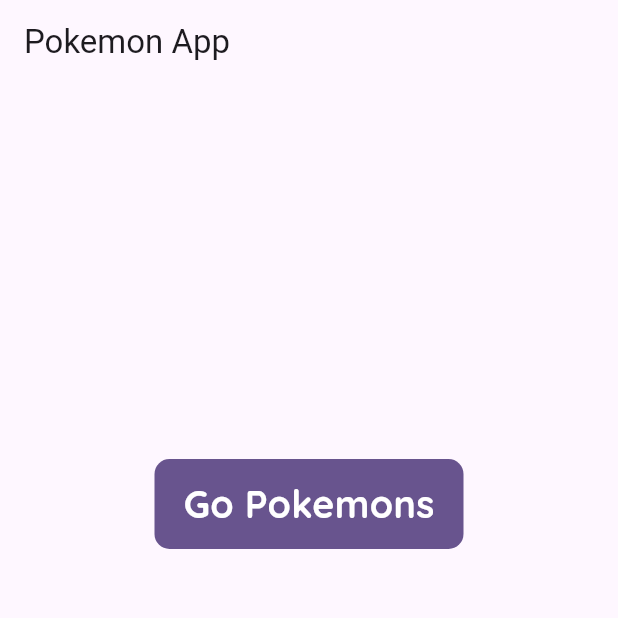
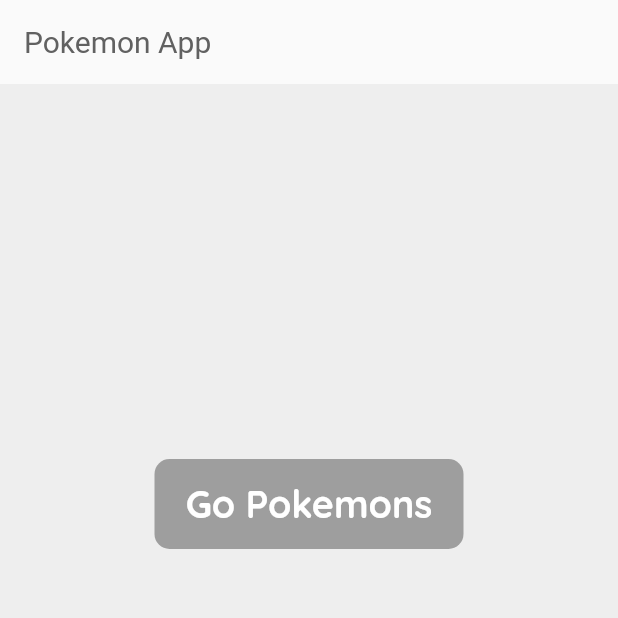
Before and after one commit to YanikFatih/flutterApp, a Flutter app: the screen it shows after launch, on a phone screen of 412 x 824 dp, the top half of it. Run offline on Flutter 3.47's test engine with Material 2 defaults, Android fonts, the phone set to English and light mode, and no system bars; our stand-ins replace flutter_riverpod, google_fonts.

Commit message:
light - dark theme properties added

```diff
--- a/lib/main.dart
+++ b/lib/main.dart
@@ -1,5 +1,7 @@
 import 'package:flutter/material.dart';
 import 'package:flutter_riverpod/flutter_riverpod.dart';
+import 'package:idenfit_my_first_app/theme/darkTheme.dart';
+import 'package:idenfit_my_first_app/theme/lightTheme.dart';
 import 'package:idenfit_my_first_app/pages/splashScreen.dart';
 
 void main() {
@@ -18,10 +20,8 @@ class MyApp extends StatelessWidget {
     return MaterialApp(
       title: 'Flutter Demo',
       debugShowCheckedModeBanner: false,
-      theme: ThemeData(
-        colorScheme: ColorScheme.fromSeed(seedColor: Colors.deepPurple),
-        useMaterial3: true,
-      ),
+      theme: lightTheme,
+      darkTheme: darkTheme,
       home: const splashScreen()
     );
   }
```
